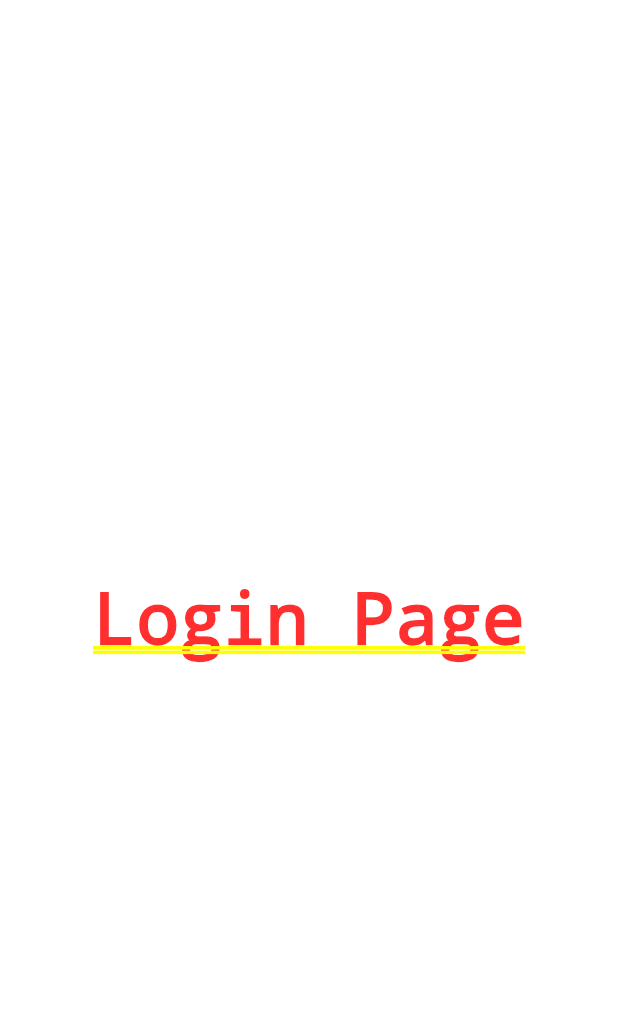
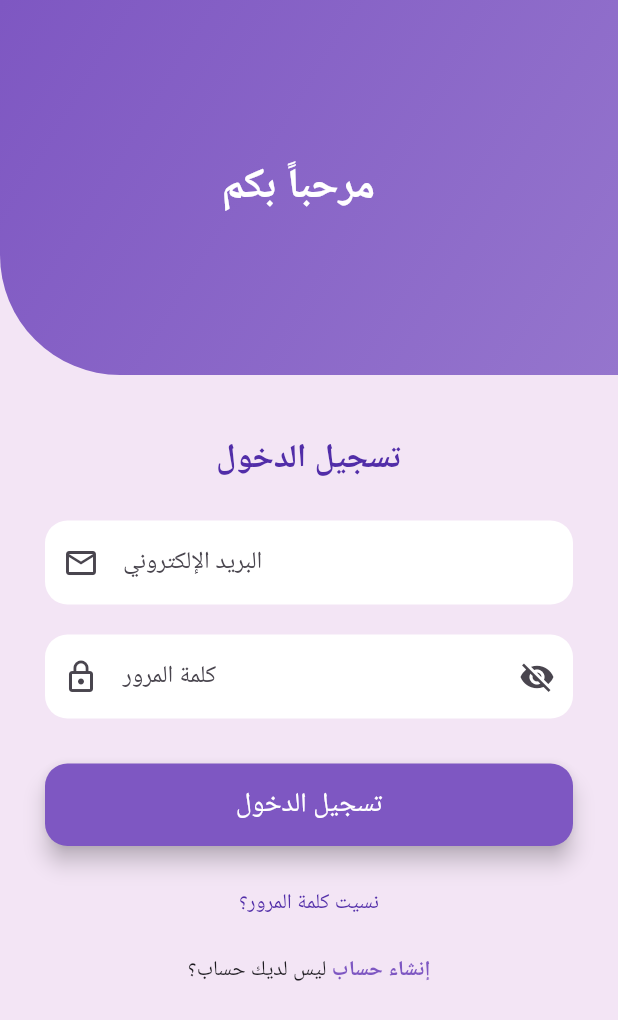
Before and after one commit to aimennajib/Electrical-store-project, a Flutter app: the screen it shows after launch, on a phone screen of 412 x 824 dp. Shown: the top 1020 px of the screen. Run offline on Flutter 3.47's test engine with Material 3 defaults, Android fonts, the phone set to English and light mode, and no system bars.

Commit message:
first commect of desin page of login

```diff
--- a/lib/auth/presentation/login.dart
+++ b/lib/auth/presentation/login.dart
@@ -8,8 +8,157 @@ class Login extends StatefulWidget {
 }
 
 class _LoginState extends State<Login> {
+  final TextEditingController _emailController = TextEditingController();
+  final TextEditingController _passwordController = TextEditingController();
+  bool _obscureText = true;
+
   @override
   Widget build(BuildContext context) {
-    return Center(child: Text("Login Page"));
+    return Scaffold(
+      backgroundColor: const Color(0xFFF3E5F5),
+      body: SingleChildScrollView(
+        child: Column(
+          children: [
+            Container(
+              height: 250,
+              decoration: const BoxDecoration(
+                gradient: LinearGradient(
+                  colors: [Color(0xFF7E57C2), Color(0xFF9575CD)],
+                  begin: Alignment.topLeft,
+                  end: Alignment.bottomRight,
+                ),
+                borderRadius: BorderRadius.only(
+                  bottomLeft: Radius.circular(80),
+                ),
+              ),
+              child: const Center(
+                child: Text(
+                  "مرحباً بكم  ",
+                  style: TextStyle(
+                    fontSize: 28,
+                    color: Colors.white,
+                    fontWeight: FontWeight.bold,
+                  ),
+                ),
+              ),
+            ),
+
+            const SizedBox(height: 40),
+
+            Padding(
+              padding: const EdgeInsets.symmetric(horizontal: 30),
+              child: Column(
+                crossAxisAlignment: CrossAxisAlignment.center,
+                children: [
+                  const Text(
+                    "تسجيل الدخول",
+                    style: TextStyle(
+                      fontSize: 22,
+                      fontWeight: FontWeight.w600,
+                      color: Color(0xFF512DA8),
+                    ),
+                  ),
+                  const SizedBox(height: 25),
+
+                  TextField(
+                    controller: _emailController,
+                    decoration: InputDecoration(
+                      labelText: "البريد الإلكتروني",
+                      prefixIcon: const Icon(Icons.email_outlined),
+                      filled: true,
+                      fillColor: Colors.white,
+                      border: OutlineInputBorder(
+                        borderRadius: BorderRadius.circular(15),
+                        borderSide: BorderSide.none,
+                      ),
+                    ),
+                  ),
+
+                  const SizedBox(height: 20),
+
+                  TextField(
+                    controller: _passwordController,
+                    obscureText: _obscureText,
+                    decoration: InputDecoration(
+                      labelText: "كلمة المرور",
+                      prefixIcon: const Icon(Icons.lock_outline),
+                      suffixIcon: IconButton(
+                        icon: Icon(
+                          _obscureText
+                              ? Icons.visibility_off
+                              : Icons.visibility,
+                        ),
+                        onPressed: () {
+                          setState(() {
+                            _obscureText = !_obscureText;
+                          });
+                        },
+                      ),
+                      filled: true,
+                      fillColor: Colors.white,
+                      border: OutlineInputBorder(
+                        borderRadius: BorderRadius.circular(15),
+                        borderSide: BorderSide.none,
+                      ),
+                    ),
+                  ),
+
+                  const SizedBox(height: 30),
+
+                  SizedBox(
+                    width: double.infinity,
+                    child: ElevatedButton(
+                      style: ElevatedButton.styleFrom(
+                        backgroundColor: const Color(0xFF7E57C2),
+                        padding: const EdgeInsets.symmetric(vertical: 14),
+                        shape: RoundedRectangleBorder(
+                          borderRadius: BorderRadius.circular(15),
+                        ),
+                        elevation: 6,
+                      ),
+                      onPressed: () {},
+                      child: const Text(
+                        "تسجيل الدخول",
+                        style: TextStyle(fontSize: 18, color: Colors.white),
+                      ),
+                    ),
+                  ),
+
+                  const SizedBox(height: 15),
+
+                  Center(
+                    child: TextButton(
+                      onPressed: () {},
+                      child: const Text(
+                        "نسيت كلمة المرور؟",
+                        style: TextStyle(color: Color(0xFF512DA8)),
+                      ),
+                    ),
+                  ),
+
+                  const SizedBox(height: 10),
+                  Row(
+                    mainAxisAlignment: MainAxisAlignment.center,
+                    children: [
+                      const Text("ليس لديك حساب؟ "),
+                      GestureDetector(
+                        onTap: () {},
+                        child: const Text(
+                          "إنشاء حساب",
+                          style: TextStyle(
+                            color: Color(0xFF7E57C2),
+                            fontWeight: FontWeight.bold,
+                          ),
+                        ),
+                      ),
+                    ],
+                  ),
+                ],
+              ),
+            ),
+          ],
+        ),
+      ),
+    );
   }
 }
```
